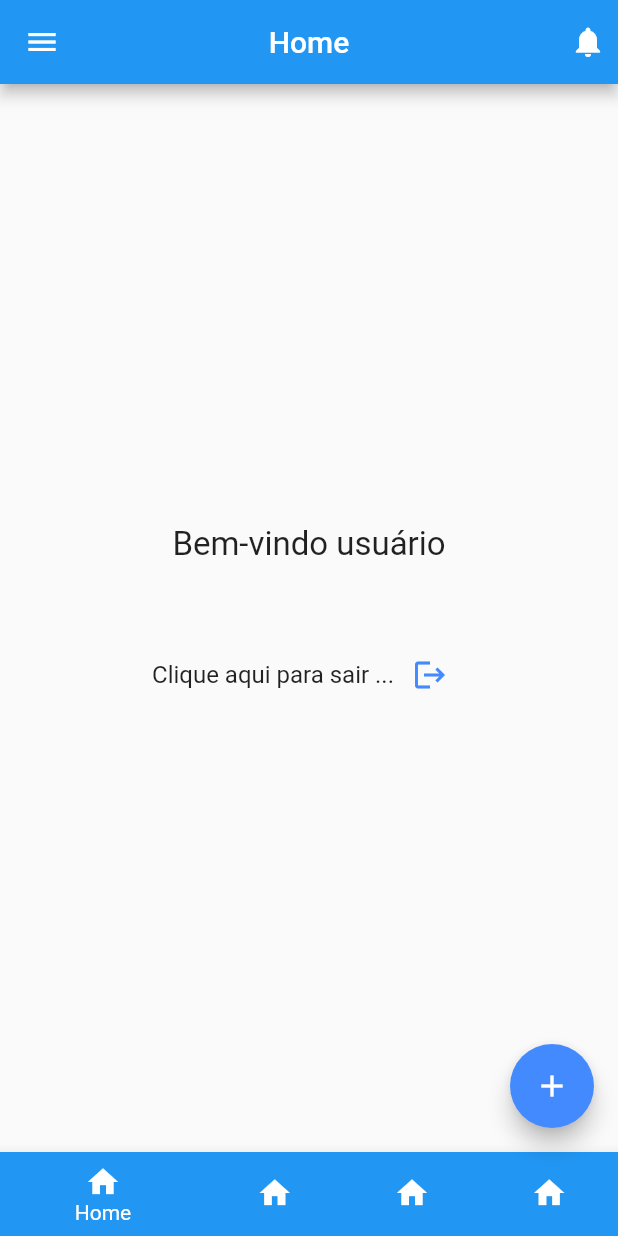
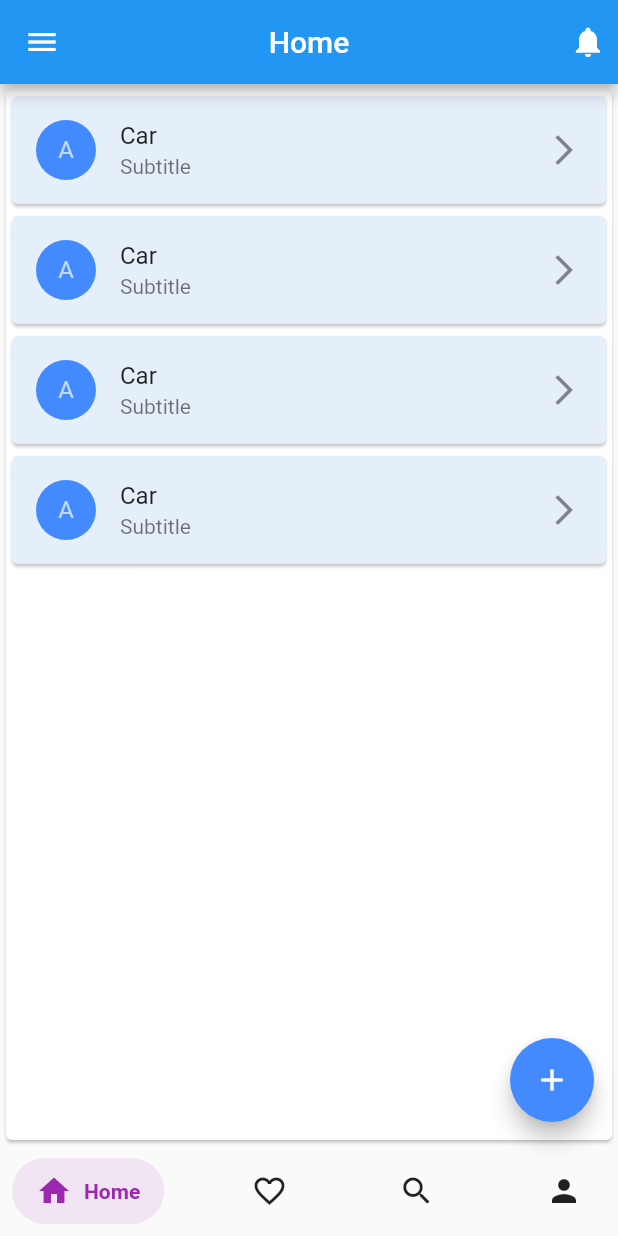
Before and after one commit to Davis-001/Flutter-Aula02-Copia, a Flutter app: the screen it shows after launch, on a phone screen of 412 x 824 dp. Run offline on Flutter 3.47's test engine with Material 2 defaults, Android fonts, the phone set to English and light mode, and no system bars; drawn by our look-alikes of salomon_bottom_bar.

Commit message:
Adicionei ListTile

```diff
--- a/aula02-main/lib/pages/home_page.dart
+++ b/aula02-main/lib/pages/home_page.dart
@@ -4,6 +4,7 @@ import 'package:aula02/pages/login_page.dart';
 import 'package:flutter/material.dart';
 import 'package:flutter/src/widgets/container.dart';
 import 'package:flutter/src/widgets/framework.dart';
+import 'package:salomon_bottom_bar/salomon_bottom_bar.dart';
 
 class HomePage extends StatefulWidget {
   const HomePage({super.key, required String title});
@@ -13,6 +14,7 @@ class HomePage extends StatefulWidget {
 }
 
 class _HomePageState extends State<HomePage> {
+  var _currentIndex = 0;
   @override
   Widget build(BuildContext context) {
     return Scaffold(
@@ -35,44 +37,92 @@ class _HomePageState extends State<HomePage> {
         backgroundColor: Colors.blueAccent,
         child: const Icon(Icons.add),
       ),
-      bottomNavigationBar: BottomNavigationBar(items: [
-        BottomNavigationBarItem(backgroundColor: Colors.blue, icon: Icon(Icons.home), label: 'Home'),
-        BottomNavigationBarItem(backgroundColor: Colors.blue, icon: Icon(Icons.home), label: 'Home' ),
-        BottomNavigationBarItem(backgroundColor: Colors.blue,icon: Icon(Icons.home), label: 'Home' ),
-        BottomNavigationBarItem(backgroundColor: Colors.blue,icon: Icon(Icons.home), label: 'Home' ),
-      ],currentIndex: 0,
-      ),
-      body: Column(
-        mainAxisAlignment: MainAxisAlignment.center,
-        children: [
-          const Text(
-            'Bem-vindo usuário',
-            style: TextStyle(fontSize: 22),
+      bottomNavigationBar: SalomonBottomBar(
+        currentIndex: _currentIndex,
+        onTap: (i) => setState(() => _currentIndex = i),
+        items: [
+          /// Home
+          SalomonBottomBarItem(
+            icon: Icon(Icons.home),
+            title: Text("Home"),
+            selectedColor: Colors.purple,
           ),
-          const SizedBox(
-            height: 50,
+
+          /// Likes
+          SalomonBottomBarItem(
+            icon: Icon(Icons.favorite_border),
+            title: Text("Likes"),
+            selectedColor: Colors.pink,
           ),
-          Row(
-            mainAxisAlignment: MainAxisAlignment.center,
-            children: [
-              Text(
-                'Clique aqui para sair ...',
-                style: TextStyle(fontSize: 16),
-              ),
-              IconButton(
-                icon: Icon(
-                  Icons.logout,
-                  color: Colors.blueAccent,
-                ),
-                onPressed: (() {
-                  Navigator.of(context).push(MaterialPageRoute(
-                      builder: ((context) =>
-                          const LoginPage(title: 'Login Page'))));
-                }),
-              ),
-            ],
+
+          /// Search
+          SalomonBottomBarItem(
+            icon: Icon(Icons.search),
+            title: Text("Search"),
+            selectedColor: Colors.orange,
+          ),
+
+          /// Profile
+          SalomonBottomBarItem(
+            icon: Icon(Icons.person),
+            title: Text("Profile"),
+            selectedColor: Colors.teal,
           ),
         ],
+      ),
+      body: Card(
+        child: ListView(
+          children: [
+            Card(
+              color: Color(0xffe5effa),
+              child: ListTile(
+                leading: CircleAvatar(
+                  backgroundColor: Colors.blueAccent,
+                  child: Text('A'),
+                ),
+                title: Text('Car'),
+                subtitle: Text("Subtitle"),
+                trailing: Icon(Icons.arrow_forward_ios),
+              ),
+            ),
+            Card(
+              color: Color(0xffe5effa),
+              child: ListTile(
+                leading: CircleAvatar(
+                  backgroundColor: Colors.blueAccent,
+                  child: Text('A'),
+                ),
+                title: Text('Car'),
+                subtitle: Text("Subtitle"),
+                trailing: Icon(Icons.arrow_forward_ios),
+              ),
+            ),
+            Card(
+              color: Color(0xffe5effa),
+              child: ListTile(
+                leading: CircleAvatar(
+                  backgroundColor: Colors.blueAccent,
+                  child: Text('A'),
+                ),
+                title: Text('Car'),
+                subtitle: Text("Subtitle"),
+                trailing: Icon(Icons.arrow_forward_ios),
+              ),
+            ),
+            Card(
+              color: Color(0xffe5effa),
+              child: ListTile(
+                leading: CircleAvatar(
+                  backgroundColor: Colors.blueAccent,
+                  child: Text('A'),
+                ),
+                title: Text('Car'),
+                subtitle: Text("Subtitle"),
+                trailing: Icon(Icons.arrow_forward_ios),
+              ),
+            ),
+          ],
+        ),
       ),
     );
   }
--- a/aula02-main/lib/pages/reset_page.dart
+++ b/aula02-main/lib/pages/reset_page.dart
@@ -15,9 +15,10 @@ class ResetPage extends StatefulWidget {
 
 class _ResetPageState extends State<ResetPage> {
   bool obscureText = true;
-
+String texto = 'Não resetado';
   @override
   Widget build(BuildContext context) {
+
     return Scaffold(
       appBar: AppBar(
         title: Text(widget.title),
@@ -80,11 +81,17 @@ class _ResetPageState extends State<ResetPage> {
               const SizedBox(height: 25),
               ElevetedButtonCustom(
                   description: "RESETAR",
-                  function: () {
-                    Navigator.of(context).push(MaterialPageRoute(
-                        builder: ((context) =>
-                            const LoginPage(title: "HOME"))));
+                  function: () {setState(() {
+                    texto ='Senha resetada com sucesso';
+
+                  });
+
+                    //print("Senha resetada com sucesso");
+                  //  Navigator.of(context).push(MaterialPageRoute(
+                     //   builder: ((context) =>
+                         //   const LoginPage(title: "HOME"))));
                   }),
+                   Text(texto),
               const SizedBox(
                 height: 10,
               ),
```
Also changed, not shown: aula02-main/pubspec.yaml (+2 -22 lines), aula02-main/pubspec.lock, 1 other file.
